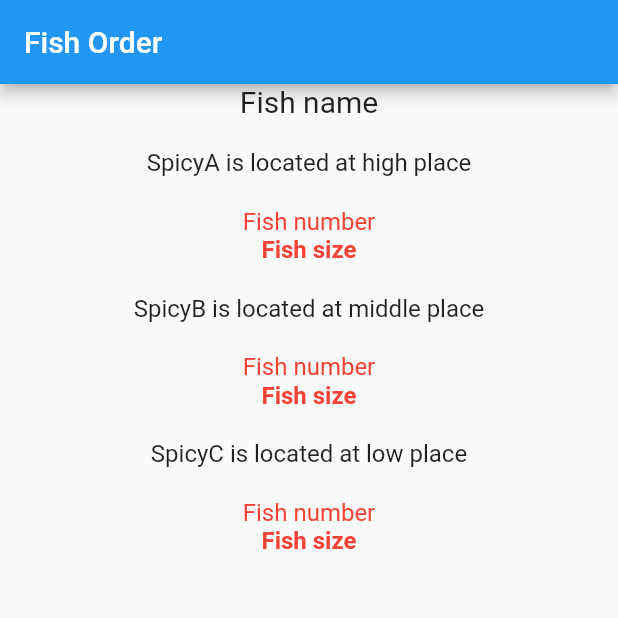
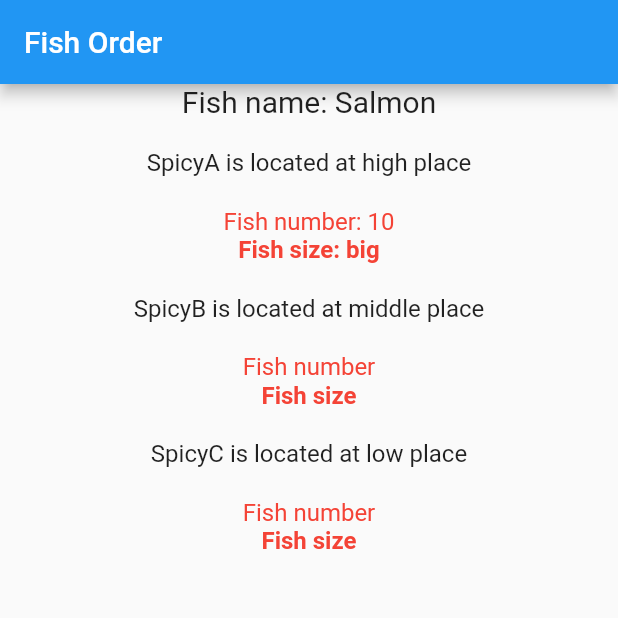
Before and after one commit to NalaJang/flutter_study, a Flutter app: the screen it shows after launch, on a phone screen of 412 x 824 dp, the top half of it. Run offline on Flutter 3.47's test engine with Material 2 defaults, Android fonts, the phone set to English and light mode, and no system bars; our stand-ins replace cloud_firestore, firebase_auth, firebase_core, firebase_storage, flutter_chat_bubble, flutter_spinkit and 6 more; accounts and stored records are empty.

Commit message:
Add:provider 를 통해서 데이터 전달

```diff
--- a/provider_ex/lib/main.dart
+++ b/provider_ex/lib/main.dart
@@ -1,5 +1,6 @@
 import 'package:flutter/material.dart';
 import 'package:provider/provider.dart';
+import 'package:provider_ex/fish_model.dart';
 
 void main() {
   runApp(const MyApp());
@@ -10,8 +11,14 @@ class MyApp extends StatelessWidget {
 
   @override
   Widget build(BuildContext context) {
-    return MaterialApp(
-      home: FishOrder(),
+    return Provider(
+      // create 메서드를 통해 FishModel class 를 리턴해주면
+      // child 에 있는 MaterialApp 아래 모든 위젯에서
+      // FishModel 인스턴스에 접근이 가능하다.
+      create: (context) => FishModel(name: 'Salmon', number: 10, size: 'big'),
+      child: MaterialApp(
+        home: FishOrder(),
+      ),
     );
   }
 }
@@ -31,7 +38,7 @@ class FishOrder extends StatelessWidget {
         child: Column(
           children: [
             Text(
-              'Fish name',
+              'Fish name: ${Provider.of<FishModel>(context).name}',
               style: TextStyle(fontSize: 20),
             ),
 
@@ -73,13 +80,13 @@ class SpicyA extends StatelessWidget {
     return Column(
       children: [
         Text(
-          'Fish number',
+          'Fish number: ${Provider.of<FishModel>(context).number}',
           style: TextStyle(
             fontSize: 16, color: Colors.red
           ),
         ),
         Text(
-          'Fish size',
+          'Fish size: ${Provider.of<FishModel>(context).size}',
           style: TextStyle(
               fontSize: 16, color: Colors.red, fontWeight: FontWeight.bold
           ),
```
